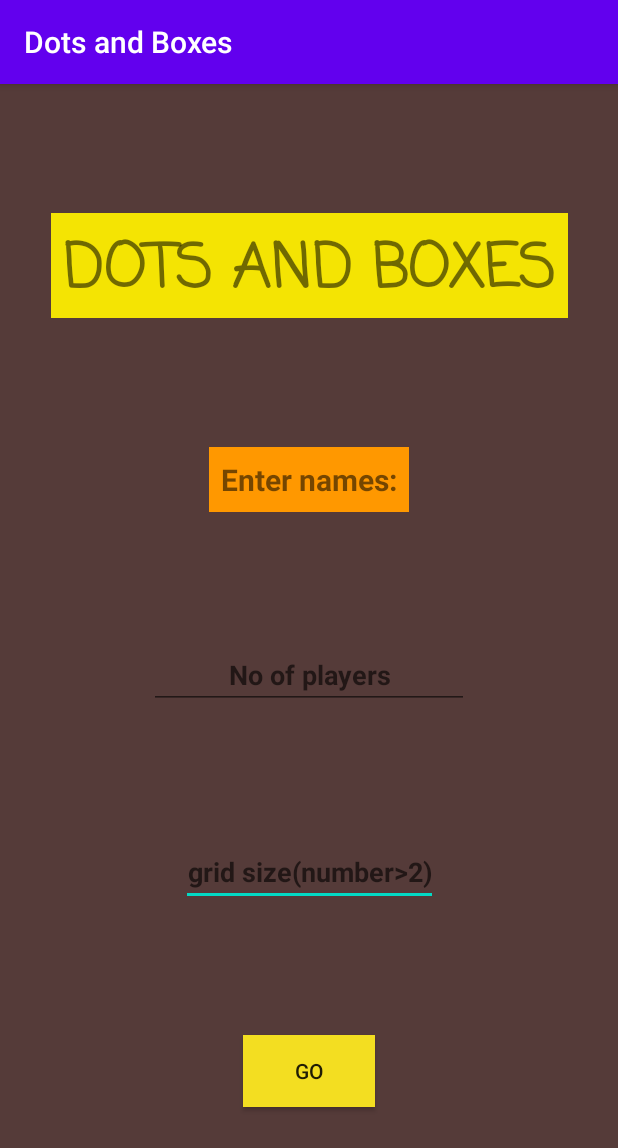
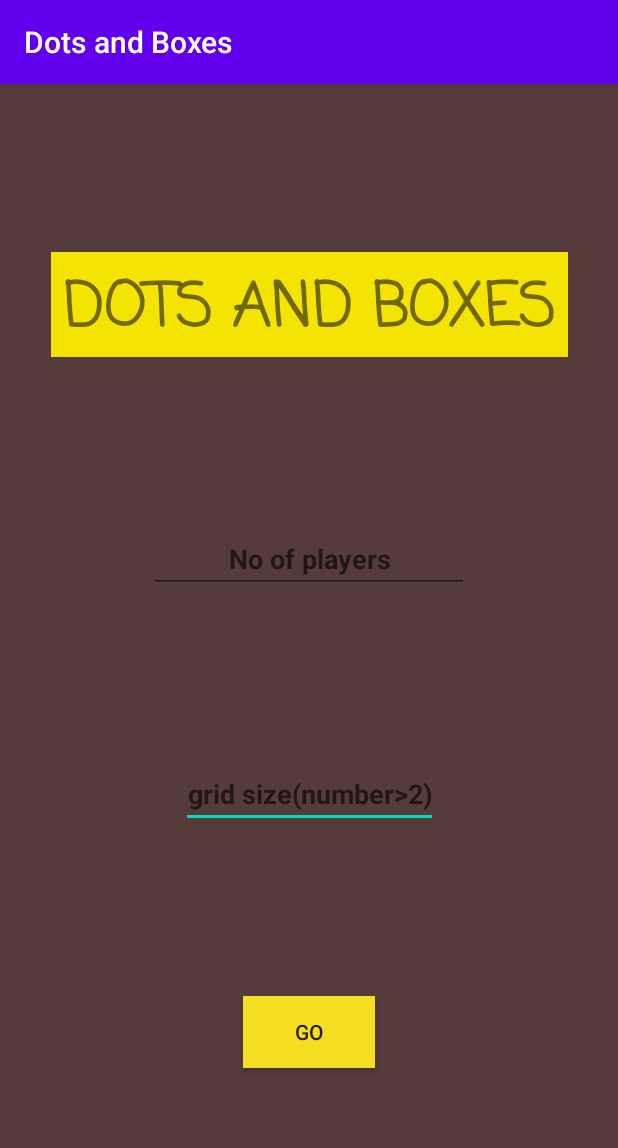
Before and after one commit to Gokul-31/Dots-and-Boxes, an Android app: the screen it shows after launch (Main2Activity), on a phone screen of 412 x 824 dp. Shown: the top 1148 px of the screen. Run offline under Robolectric (Android 15) with nearby library versions, the phone set to English and light mode, and no system bars.

Commit message:
hacker except effects, spinner

```diff
--- a/app/src/main/java/com/example/android/dotsandboxes/GridActivity.java
+++ b/app/src/main/java/com/example/android/dotsandboxes/GridActivity.java
@@ -332,7 +332,6 @@ public class GridActivity extends AppCompatActivity {
                 }
             }
         });
-
     }
 
     private void undoPlayer() {
--- a/app/src/main/java/com/example/android/dotsandboxes/MainActivity.java
+++ b/app/src/main/java/com/example/android/dotsandboxes/MainActivity.java
@@ -1,5 +1,4 @@
 package com.example.android.dotsandboxes;
-
 import androidx.appcompat.app.AppCompatActivity;
 
 import android.content.Intent;
@@ -30,5 +29,6 @@ public class MainActivity extends AppCompatActivity {
                 finish();
             }
         }, SPLASH_TIME_OUT);
+
     }
 }
--- a/app/src/main/res/layout/activity_main2.xml
+++ b/app/src/main/res/layout/activity_main2.xml
@@ -6,6 +6,7 @@
     android:layout_height="match_parent"
     android:background="#553B39"
     tools:context=".MainActivity">
+
 
     <TextView
         android:id="@+id/textView2"
@@ -17,27 +18,11 @@
         android:textSize="40sp"
         android:textStyle="bold"
         app:fontFamily="casual"
-        app:layout_constraintBottom_toTopOf="@+id/textView"
+        app:layout_constraintBottom_toTopOf="@+id/players"
         app:layout_constraintEnd_toEndOf="parent"
         app:layout_constraintHorizontal_bias="0.5"
         app:layout_constraintStart_toStartOf="parent"
         app:layout_constraintTop_toTopOf="parent" />
-
-    <TextView
-        android:id="@+id/textView"
-        android:layout_width="wrap_content"
-        android:layout_height="wrap_content"
-        android:background="#FF9800"
-        android:padding="8dp"
-        android:text="@string/enter_names"
-        android:textSize="20sp"
-        android:textStyle="bold"
-        app:layout_constraintBottom_toTopOf="@+id/players"
-        app:layout_constraintEnd_toEndOf="parent"
-        app:layout_constraintHorizontal_bias="0.5"
-        app:layout_constraintStart_toStartOf="parent"
-        app:layout_constraintTop_toBottomOf="@+id/textView2" />
-
 
     <EditText
         android:id="@+id/grid_num"
@@ -60,8 +45,9 @@
         android:id="@+id/players"
         android:layout_width="wrap_content"
         android:layout_height="wrap_content"
+        android:autofillHints="5"
         android:ems="10"
-        android:autofillHints="5"
+        android:gravity="center_horizontal"
         android:hint="@string/no_of_players"
         android:inputType="number"
         android:textAlignment="center"
@@ -71,8 +57,7 @@
         app:layout_constraintEnd_toEndOf="parent"
         app:layout_constraintHorizontal_bias="0.5"
         app:layout_constraintStart_toStartOf="parent"
-        app:layout_constraintTop_toBottomOf="@+id/textView"
-        android:gravity="center_horizontal" />
+        app:layout_constraintTop_toBottomOf="@+id/textView2" />
 
     <Button
         android:id="@+id/Next"
@@ -86,4 +71,5 @@
         app:layout_constraintHorizontal_bias="0.5"
         app:layout_constraintStart_toStartOf="parent"
         app:layout_constraintTop_toBottomOf="@+id/grid_num" />
+
 </androidx.constraintlayout.widget.ConstraintLayout>
--- a/app/src/main/res/values/strings.xml
+++ b/app/src/main/res/values/strings.xml
@@ -15,4 +15,11 @@
     <string name="no_of_players">No of players</string>
     <string name="update">update</string>
     <string name="restart">Restart</string>
+    <string-array name="spin1">
+        <item>2</item>
+        <item>3</item>
+        <item>4</item>
+        <item>5</item>
+        <item>6</item>
+    </string-array>
 </resources>
```
